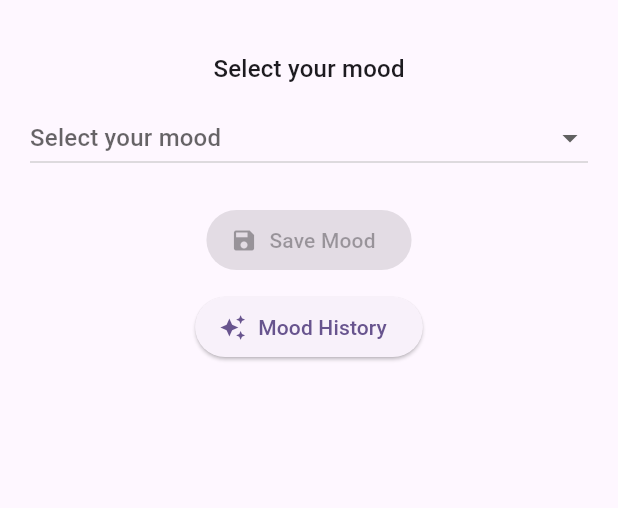
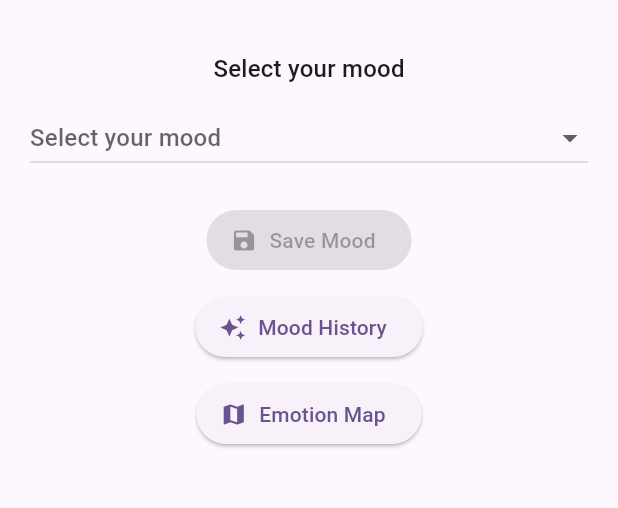
Before and after one commit to Slipets-sys/moodmap, a Flutter app: the screen it shows after launch, on a phone screen of 412 x 824 dp, the part 63-571 px from its top. Run offline on Flutter 3.47's test engine with Material 3 defaults, Android fonts, the light colour scheme and no system bars; our stand-ins replace google_maps_flutter, shared_preferences.

Commit message:
Fix intl arb formatting and update localization keys

```diff
--- a/lib/l10n/app_localizations.dart
+++ b/lib/l10n/app_localizations.dart
@@ -157,6 +157,12 @@
   /// In en, this message translates to:
   /// **'😌 Calm'**
   String get calm;
+
+  /// No description provided for @mapTitle.
+  ///
+  /// In en, this message translates to:
+  /// **'Emotion Map'**
+  String get mapTitle;
 }
 
 class _AppLocalizationsDelegate
--- a/lib/l10n/app_localizations_en.dart
+++ b/lib/l10n/app_localizations_en.dart
@@ -37,4 +37,7 @@
 
   @override
   String get calm => '😌 Calm';
+
+  @override
+  String get mapTitle => 'Emotion Map';
 }
--- a/lib/l10n/app_localizations_uk.dart
+++ b/lib/l10n/app_localizations_uk.dart
@@ -37,4 +37,7 @@
 
   @override
   String get calm => '😌 Спокійний';
+
+  @override
+  String get mapTitle => 'Мапа емоцій';
 }
--- a/lib/l10n/intl_en.arb
+++ b/lib/l10n/intl_en.arb
@@ -9,5 +9,6 @@
   "happy": "😊 Happy",
   "sad": "😢 Sad",
   "angry": "😠 Angry",
-  "calm": "😌 Calm"
+  "calm": "😌 Calm",
+  "mapTitle": "Emotion Map"
 }
--- a/lib/l10n/intl_uk.arb
+++ b/lib/l10n/intl_uk.arb
@@ -9,5 +9,7 @@
   "happy": "😊 Щасливий",
   "sad": "😢 Сумний",
   "angry": "😠 Злий",
-  "calm": "😌 Спокійний"
+  "calm": "😌 Спокійний",
+  "mapTitle": "Мапа емоцій"
+
 }
--- a/lib/main.dart
+++ b/lib/main.dart
@@ -3,6 +3,7 @@
 import 'package:shared_preferences/shared_preferences.dart';
 import 'package:intl/intl.dart';
 import 'l10n/app_localizations.dart';
+import 'map_page.dart'; // ✅ ДОДАНО
 
 void main() {
   runApp(const MoodMapApp());
@@ -105,6 +106,17 @@
     );
   }
 
+  final Map<String, String> _moodEmoji = {
+    'Happy': '😊 Happy',
+    'Sad': '😢 Sad',
+    'Angry': '😠 Angry',
+    'Calm': '😌 Calm',
+    'Щасливий': '😊 Щасливий',
+    'Сумний': '😢 Сумний',
+    'Злий': '😠 Злий',
+    'Спокійний': '😌 Спокійний',
+  };
+
   @override
   Widget build(BuildContext context) {
     final local = AppLocalizations.of(context)!;
@@ -179,22 +191,21 @@
               icon: const Icon(Icons.auto_awesome),
               label: Text(local.moodHistory),
             ),
+            const SizedBox(height: 10),
+            ElevatedButton.icon(
+              icon: const Icon(Icons.map),
+              onPressed: () {
+                Navigator.of(context).push(
+                  MaterialPageRoute(builder: (context) => const MapPage()),
+                );
+              },
+              label: Text(local.mapTitle),
+            ),
           ],
         ),
       ),
     );
   }
-
-  final Map<String, String> _moodEmoji = {
-    'Happy': '😊 Happy',
-    'Sad': '😢 Sad',
-    'Angry': '😠 Angry',
-    'Calm': '😌 Calm',
-    'Щасливий': '😊 Щасливий',
-    'Сумний': '😢 Сумний',
-    'Злий': '😠 Злий',
-    'Спокійний': '😌 Спокійний',
-  };
 }
 
 class MoodHistoryPage extends StatelessWidget {
```
Also changed, not shown: lib/map_page.dart (added, +41 -0 lines).
